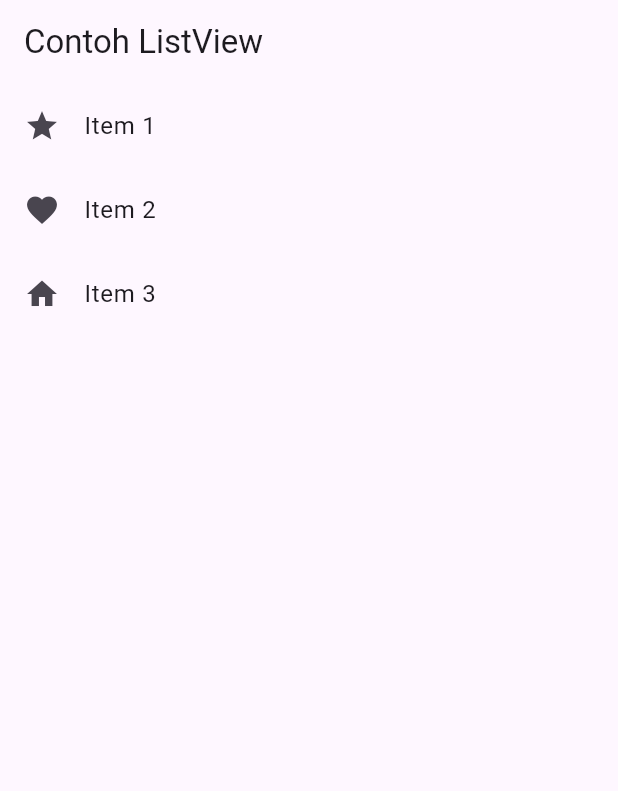
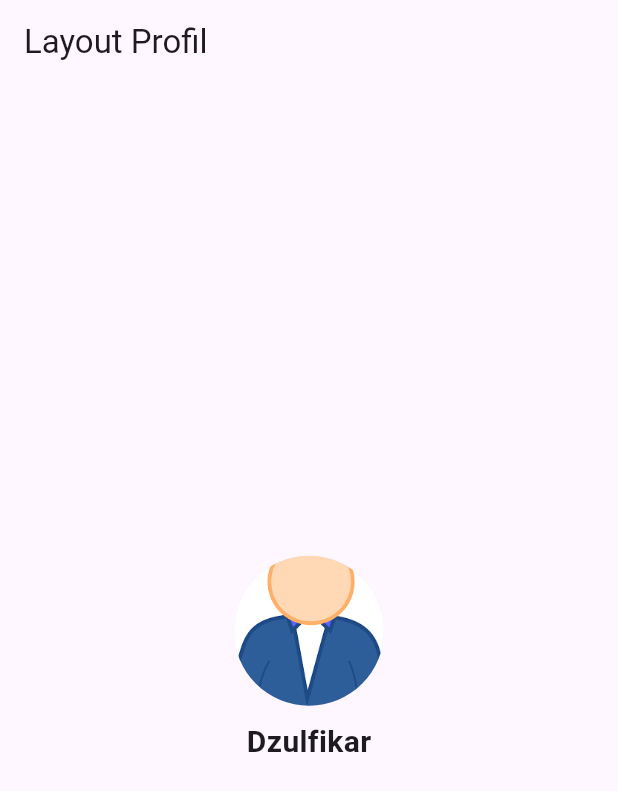
Before and after one commit to dzulfikar05/pmr-mob-dart, a Flutter app: the screen it shows after launch, on a phone screen of 412 x 824 dp. Shown: the top 791 px of the screen. Run offline on Flutter 3.47's test engine with Material 3 defaults, Android fonts, the light colour scheme and no system bars.

Commit message:
layout profile

```diff
--- a/pertemuan7/pertemuan_tujuh/lib/main.dart
+++ b/pertemuan7/pertemuan_tujuh/lib/main.dart
@@ -1,23 +1,35 @@
 import 'package:flutter/material.dart';
 
 void main() {
-  runApp(ListViewExample());
+  runApp(const ProfileLayout());
 }
 
-class ListViewExample extends StatelessWidget {
-  const ListViewExample({super.key});
+class ProfileLayout extends StatelessWidget {
+  const ProfileLayout({super.key});
 
   @override
   Widget build(BuildContext context) {
     return MaterialApp(
+      debugShowCheckedModeBanner: false,
       home: Scaffold(
-        appBar: AppBar(title: Text('Contoh ListView')),
-        body: ListView(
-          children: [
-            ListTile(title: Text('Item 1'), leading: Icon(Icons.star)),
-            ListTile(title: Text('Item 2'), leading: Icon(Icons.favorite)),
-            ListTile(title: Text('Item 3'), leading: Icon(Icons.home)),
-          ],
+        appBar: AppBar(
+          title: const Text('Layout Profil'),
+        ),
+        body: const Center(
+          child: Column(
+            mainAxisAlignment: MainAxisAlignment.center,
+            children: [
+              CircleAvatar(
+                radius: 50,
+                backgroundImage: AssetImage('assets/user.png'),
+              ),
+              SizedBox(height: 10),
+              Text(
+                'Dzulfikar',
+                style: TextStyle(fontSize: 20, fontWeight: FontWeight.bold),
+              ),
+            ],
+          ),
         ),
       ),
     );
--- a/pertemuan7/pertemuan_tujuh/pubspec.yaml
+++ b/pertemuan7/pertemuan_tujuh/pubspec.yaml
@@ -58,8 +58,8 @@ flutter:
   uses-material-design: true
 
   # To add assets to your application, add an assets section, like this:
-  # assets:
-  #   - images/a_dot_burr.jpeg
+  assets:
+    - assets/user.png
   #   - images/a_dot_ham.jpeg
 
   # An image asset can refer to one or more resolution-specific "variants", see
```
Also changed, not shown: pertemuan7/pertemuan_tujuh/assets/user.png (added).
